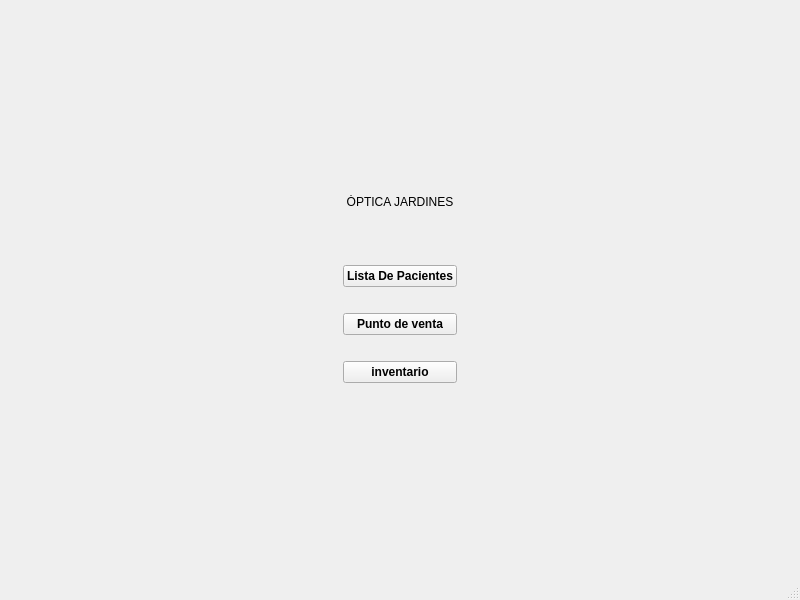
The window that OPTICA/Empleados.ui (Matapuercos666/Optica_Jardines) describes before a commit, drawn with Qt 5.
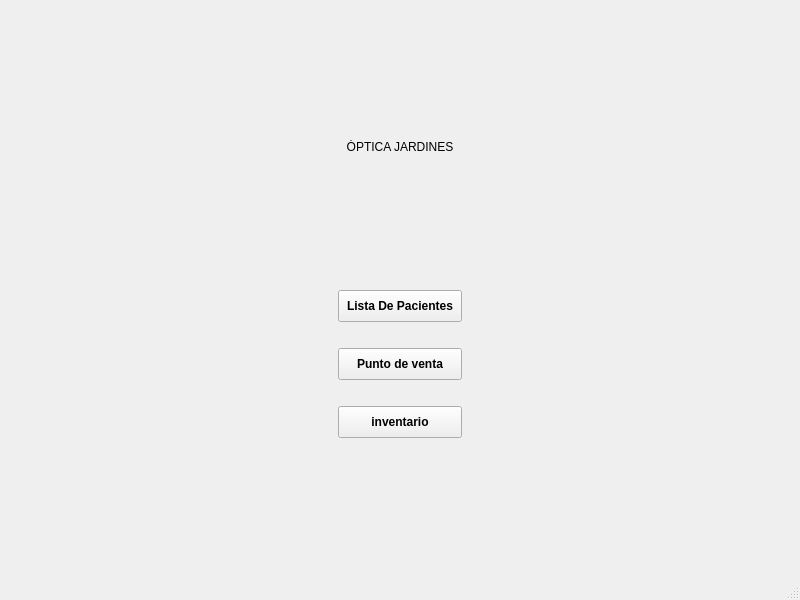
The same window after the commit.

Diff of the .ui file:
```diff
--- a/OPTICA/Empleados.ui
+++ b/OPTICA/Empleados.ui
@@ -37,7 +37,7 @@
        <string>ÓPTICA JARDINES</string>
       </property>
       <property name="alignment">
-       <set>Qt::AlignmentFlag::AlignBottom|Qt::AlignmentFlag::AlignHCenter</set>
+       <set>Qt::AlignmentFlag::AlignCenter</set>
       </property>
      </widget>
     </item>
@@ -47,7 +47,7 @@
        <enum>Qt::Orientation::Vertical</enum>
       </property>
       <property name="sizeType">
-       <enum>QSizePolicy::Policy::Fixed</enum>
+       <enum>QSizePolicy::Policy::Expanding</enum>
       </property>
       <property name="sizeHint" stdset="0">
        <size>
@@ -75,6 +75,15 @@
     </item>
     <item row="3" column="1">
      <layout class="QVBoxLayout" name="verticalLayout">
+      <property name="leftMargin">
+       <number>0</number>
+      </property>
+      <property name="rightMargin">
+       <number>0</number>
+      </property>
+      <property name="bottomMargin">
+       <number>0</number>
+      </property>
       <item>
        <widget class="QPushButton" name="pushButton">
         <property name="font">
@@ -83,6 +92,12 @@
           <bold>true</bold>
          </font>
         </property>
+        <property name="cursor">
+         <cursorShape>OpenHandCursor</cursorShape>
+        </property>
+        <property name="styleSheet">
+         <string notr="true">padding: 8px 8px;</string>
+        </property>
         <property name="text">
          <string>Lista De Pacientes</string>
         </property>
@@ -132,6 +147,12 @@
           <bold>true</bold>
          </font>
         </property>
+        <property name="cursor">
+         <cursorShape>OpenHandCursor</cursorShape>
+        </property>
+        <property name="styleSheet">
+         <string notr="true">padding: 8px 8px</string>
+        </property>
         <property name="text">
          <string>inventario</string>
         </property>
@@ -149,6 +170,12 @@
           <bold>true</bold>
          </font>
         </property>
+        <property name="cursor">
+         <cursorShape>OpenHandCursor</cursorShape>
+        </property>
+        <property name="styleSheet">
+         <string notr="true">padding: 8px 8px</string>
+        </property>
         <property name="text">
          <string>Punto de venta</string>
         </property>
```
